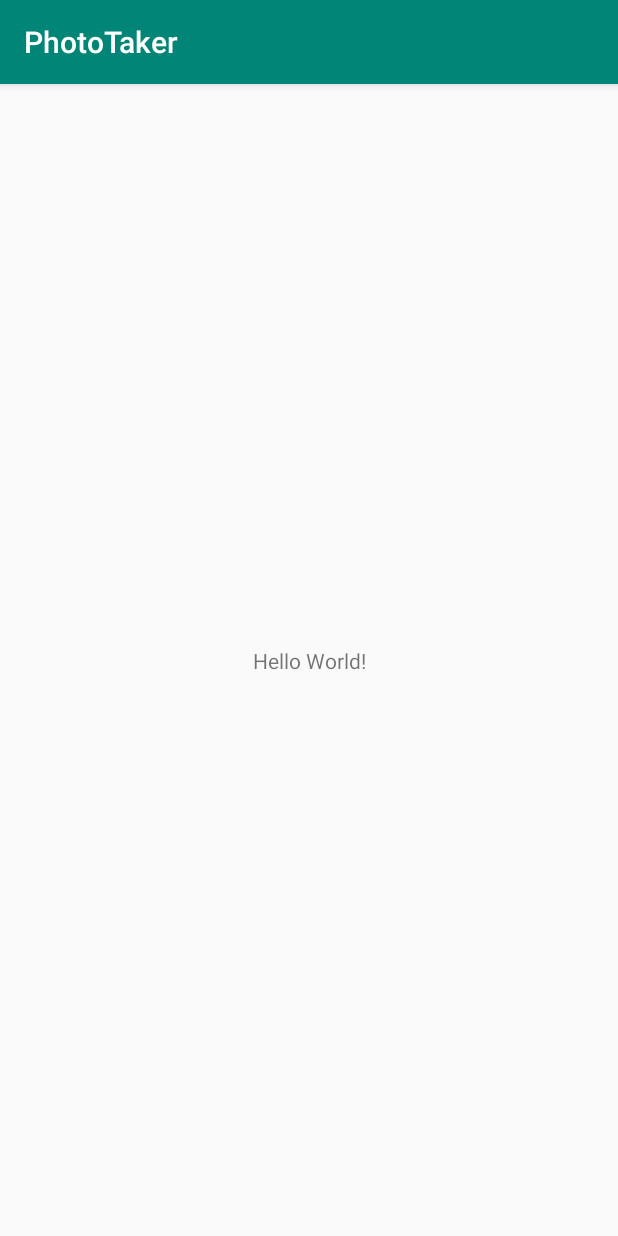
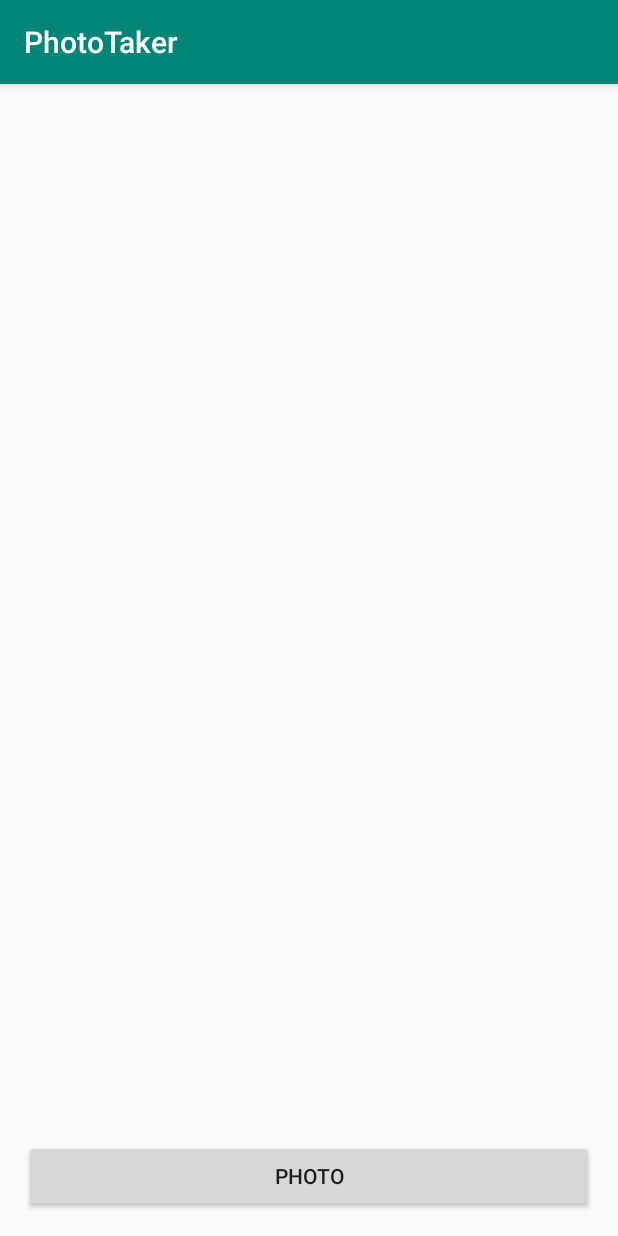
Before and after one commit to yuhhfw/sdl.PhotoTaker, an Android app: the screen it shows after launch (MainActivity), on a phone screen of 412 x 824 dp. Run offline under Robolectric (Android 15) with nearby library versions, the phone set to English and light mode, and no system bars.

```diff
--- a/app/src/main/AndroidManifest.xml
+++ b/app/src/main/AndroidManifest.xml
@@ -3,7 +3,7 @@
     package="jp.ac.titech.itpro.sdl.phototaker">
 
     <application
-        android:allowBackup="true"
+        android:allowBackup="false"
         android:icon="@mipmap/ic_launcher"
         android:label="@string/app_name"
         android:roundIcon="@mipmap/ic_launcher_round"
--- a/app/src/main/java/jp/ac/titech/itpro/sdl/phototaker/MainActivity.java
+++ b/app/src/main/java/jp/ac/titech/itpro/sdl/phototaker/MainActivity.java
@@ -1,13 +1,68 @@
 package jp.ac.titech.itpro.sdl.phototaker;
 
+import android.content.Intent;
+import android.content.pm.PackageManager;
+import android.graphics.Bitmap;
 import android.support.v7.app.AppCompatActivity;
 import android.os.Bundle;
+import android.view.View;
+import android.widget.Button;
+import android.widget.ImageView;
+import android.widget.Toast;
+
+import java.util.List;
 
 public class MainActivity extends AppCompatActivity {
+
+    private final static int REQ_PHOTO = 1234;
+    private Bitmap photoImage = null;
 
     @Override
     protected void onCreate(Bundle savedInstanceState) {
         super.onCreate(savedInstanceState);
         setContentView(R.layout.activity_main);
+
+        Button photoButton = findViewById(R.id.photo_button);
+        photoButton.setOnClickListener(new View.OnClickListener() {
+            @Override
+            public void onClick(View v) {
+                Intent intent = new Intent();
+                // TODO: You should setup appropriate parameters for the intent
+
+                PackageManager manager = getPackageManager();
+                List activities = manager.queryIntentActivities(intent, PackageManager.MATCH_DEFAULT_ONLY);
+                if (!activities.isEmpty()) {
+                    startActivityForResult(intent, REQ_PHOTO);
+                } else {
+                    Toast.makeText(MainActivity.this, R.string.toast_no_activities, Toast.LENGTH_LONG).show();
+                }
+            }
+        });
+    }
+
+    private void showPhoto() {
+        if (photoImage == null) {
+            return;
+        }
+        ImageView photoView = findViewById(R.id.photo_view);
+        photoView.setImageBitmap(photoImage);
+    }
+
+    @Override
+    protected void onActivityResult(int reqCode, int resCode, Intent data) {
+        super.onActivityResult(reqCode, resCode, data);
+        switch (reqCode) {
+            case REQ_PHOTO:
+                if (resCode == RESULT_OK) {
+                    // TODO: You should implement the code that retrieve a bitmap image
+                }
+                break;
+        }
+    }
+
+    @Override
+    protected void onResume() {
+        super.onResume();
+        showPhoto();
     }
 }
--- a/app/src/main/res/layout/activity_main.xml
+++ b/app/src/main/res/layout/activity_main.xml
@@ -6,13 +6,25 @@
     android:layout_height="match_parent"
     tools:context=".MainActivity">
 
-    <TextView
-        android:layout_width="wrap_content"
+    <ImageView
+        android:id="@+id/photo_view"
+        android:layout_width="0dp"
+        android:layout_height="0dp"
+        android:layout_margin="@dimen/margin"
+        android:contentDescription="@string/view_photo"
+        app:layout_constraintTop_toTopOf="parent"
+        app:layout_constraintBottom_toTopOf="@id/photo_button"
+        app:layout_constraintLeft_toLeftOf="parent"
+        app:layout_constraintRight_toRightOf="parent" />
+
+    <Button
+        android:id="@+id/photo_button"
+        android:layout_width="0dp"
         android:layout_height="wrap_content"
-        android:text="Hello World!"
+        android:layout_margin="@dimen/margin"
+        android:text="@string/button_photo"
         app:layout_constraintBottom_toBottomOf="parent"
         app:layout_constraintLeft_toLeftOf="parent"
-        app:layout_constraintRight_toRightOf="parent"
-        app:layout_constraintTop_toTopOf="parent" />
+        app:layout_constraintRight_toRightOf="parent" />
 
 </android.support.constraint.ConstraintLayout>
--- /dev/null
+++ b/app/src/main/res/values/dimens.xml
@@ -0,0 +1,5 @@
+<?xml version="1.0" encoding="utf-8"?>
+<resources>
+    <dimen name="padding">16dp</dimen>
+    <dimen name="margin">16dp</dimen>
+</resources>
--- a/app/src/main/res/values/strings.xml
+++ b/app/src/main/res/values/strings.xml
@@ -1,3 +1,6 @@
 <resources>
     <string name="app_name">PhotoTaker</string>
+    <string name="view_photo">Photo</string>
+    <string name="button_photo">Photo</string>
+    <string name="toast_no_activities">No activities for taking photoes</string>
 </resources>
```
